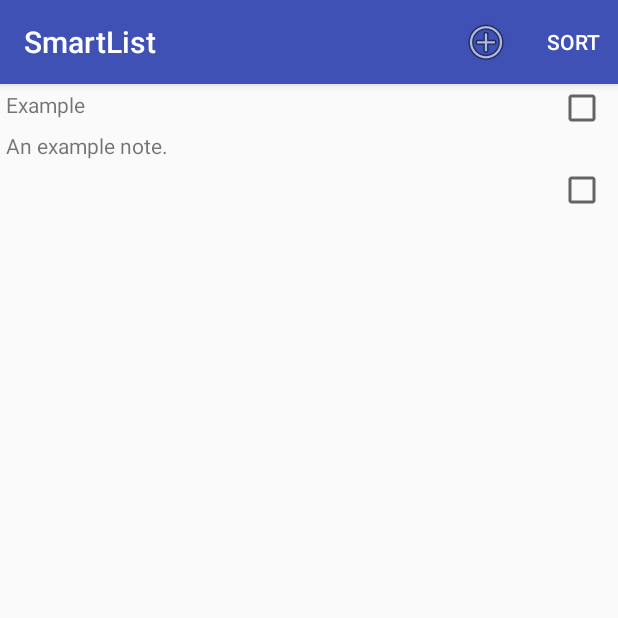
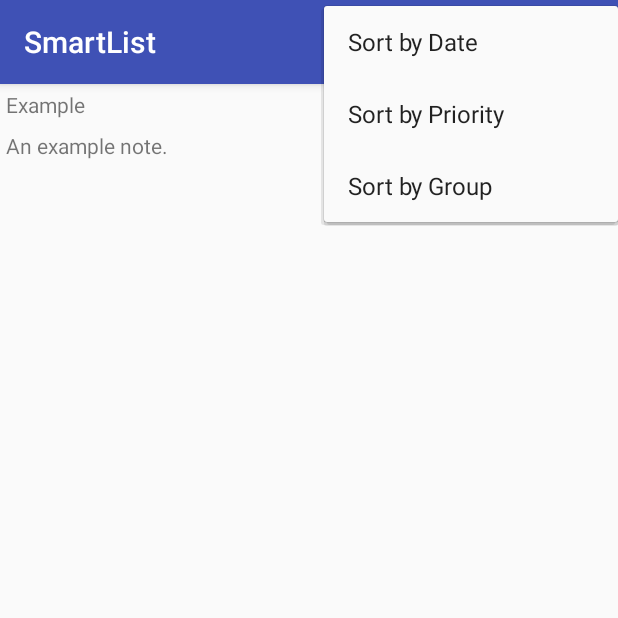
Before and after one commit to Tybop/SmartList, an Android app: the screen it shows after launch (NoteListActivity), after a tap on "SORT", on a phone screen of 412 x 824 dp, the top half of it. Run offline under Robolectric (Android 15) with nearby library versions, the phone set to English and light mode, and no system bars; 2 other taps on this screen came first.

Commit message:
Implemented sort button and three sort types

```diff
--- a/CriminalIntent/app/src/main/res/menu/fragment_note_list.xml
+++ b/CriminalIntent/app/src/main/res/menu/fragment_note_list.xml
@@ -11,8 +11,27 @@
             android:id="@+id/menu_item_show_subtitle"
             android:title="@string/show_subtitle"
             app:showAsAction="ifRoom"/>-->
+
+
+
     <item
         android:id="@+id/menu_item_sort_notes"
         android:title="@string/sort_notes"
-        app:showAsAction="ifRoom|withText"/>
+        app:showAsAction="ifRoom|withText">
+        <!-- Starting the text color sub menu which have three items-->
+        <menu>
+            <item
+                android:id="@+id/menu_item_sort_by_date"
+                android:title="Sort by Date"
+                />
+            <item
+                android:id="@+id/menu_item_sort_by_priority"
+                android:title="Sort by Priority"
+                />
+            <item
+                android:id="@+id/menu_item_sort_by_group"
+                android:title="Sort by Group"
+                />
+        </menu>
+    </item>
 </menu>
```
Also changed, not shown: CriminalIntent/app/src/main/java/com/csci448/tcranor/smartlist/NoteHolder.java (+32 -0 lines), CriminalIntent/app/src/main/java/com/csci448/tcranor/smartlist/NoteListFragment.java (+7 -3 lines), 17 other files.
